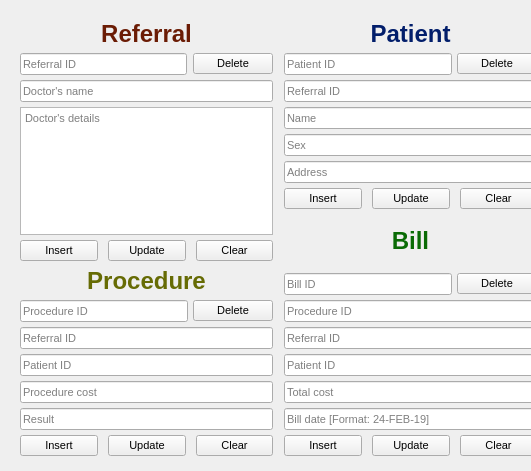
Qt form src/ui/MainWindow.ui (Rizwan-Hasan/Hospital-Database-Management-System-Design) before a commit.
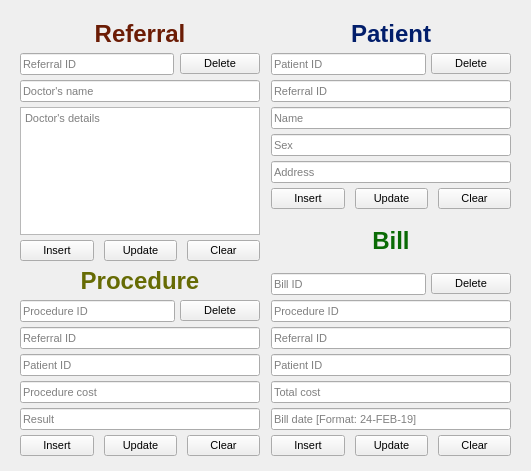
The same form after that commit. Icons and pictures are not drawn.

```diff
--- a/src/ui/MainWindow.ui
+++ b/src/ui/MainWindow.ui
@@ -58,7 +58,7 @@
     <rect>
      <x>10</x>
      <y>10</y>
-     <width>537</width>
+     <width>511</width>
      <height>451</height>
     </rect>
    </property>
```
Left out of the diff: 1 changed line with no effect on the pictures.
